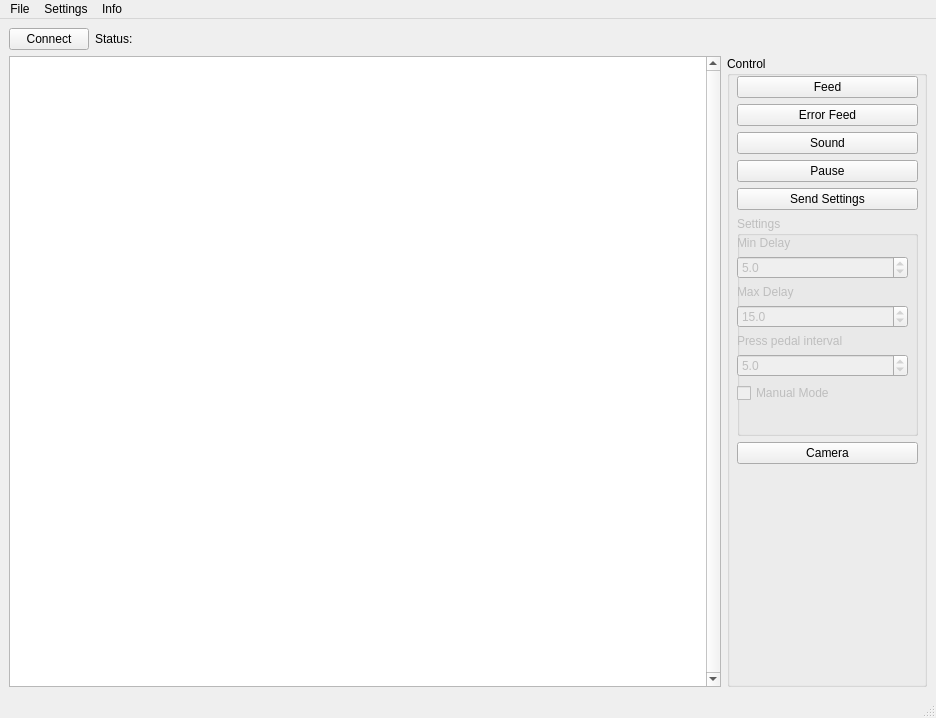
Old version of the form mainwindow.ui in the repository ByxoiPetrovi4/RabbitExperimentGUI.
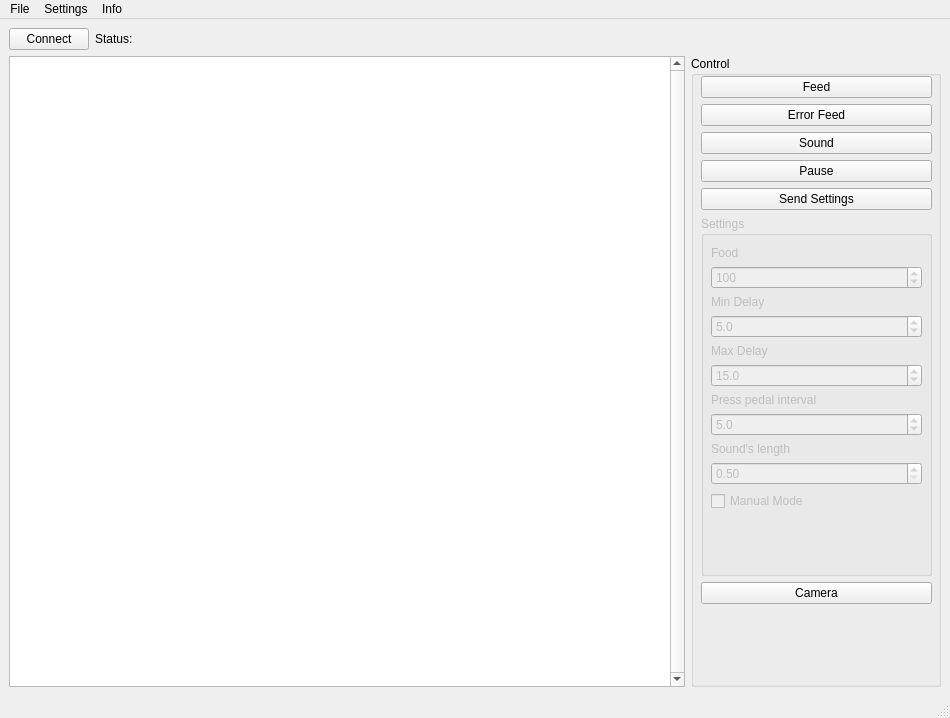
New version of the form.

Patch:
```diff
--- a/mainwindow.ui
+++ b/mainwindow.ui
@@ -6,7 +6,7 @@
    <rect>
     <x>0</x>
     <y>0</y>
-    <width>936</width>
+    <width>950</width>
     <height>718</height>
    </rect>
   </property>
@@ -65,11 +65,17 @@
         <item>
          <widget class="QPlainTextEdit" name="plainTextEdit">
           <property name="sizePolicy">
-           <sizepolicy hsizetype="Minimum" vsizetype="Expanding">
+           <sizepolicy hsizetype="Preferred" vsizetype="Expanding">
             <horstretch>80</horstretch>
-            <verstretch>0</verstretch>
+            <verstretch>80</verstretch>
            </sizepolicy>
           </property>
+          <property name="minimumSize">
+           <size>
+            <width>200</width>
+            <height>200</height>
+           </size>
+          </property>
           <property name="verticalScrollBarPolicy">
            <enum>Qt::ScrollBarAlwaysOn</enum>
           </property>
@@ -94,7 +100,7 @@
           </property>
           <property name="minimumSize">
            <size>
-            <width>200</width>
+            <width>250</width>
             <height>0</height>
            </size>
           </property>
@@ -106,7 +112,7 @@
             <rect>
              <x>10</x>
              <y>20</y>
-             <width>181</width>
+             <width>231</width>
              <height>658</height>
             </rect>
            </property>
@@ -160,7 +166,7 @@
               <property name="minimumSize">
                <size>
                 <width>0</width>
-                <height>220</height>
+                <height>360</height>
                </size>
               </property>
               <property name="maximumSize">
@@ -175,13 +181,30 @@
               <widget class="QWidget" name="verticalLayoutWidget_3">
                <property name="geometry">
                 <rect>
-                 <x>0</x>
-                 <y>20</y>
-                 <width>171</width>
-                 <height>196</height>
+                 <x>10</x>
+                 <y>30</y>
+                 <width>211</width>
+                 <height>321</height>
                 </rect>
                </property>
                <layout class="QVBoxLayout" name="verticalLayout_2">
+                <item>
+                 <widget class="QLabel" name="label">
+                  <property name="text">
+                   <string>Food</string>
+                  </property>
+                 </widget>
+                </item>
+                <item>
+                 <widget class="QSpinBox" name="foodSPBox">
+                  <property name="maximum">
+                   <number>126</number>
+                  </property>
+                  <property name="value">
+                   <number>100</number>
+                  </property>
+                 </widget>
+                </item>
                 <item>
                  <widget class="QLabel" name="commentMin">
                   <property name="text">
@@ -239,6 +262,26 @@
                   </property>
                  </widget>
                 </item>
+                <item>
+                 <widget class="QLabel" name="label_4">
+                  <property name="text">
+                   <string>Sound's length</string>
+                  </property>
+                 </widget>
+                </item>
+                <item>
+                 <widget class="QDoubleSpinBox" name="soundLengthSPBox">
+                  <property name="minimum">
+                   <double>0.500000000000000</double>
+                  </property>
+                  <property name="maximum">
+                   <double>5.000000000000000</double>
+                  </property>
+                  <property name="singleStep">
+                   <double>0.050000000000000</double>
+                  </property>
+                 </widget>
+                </item>
                 <item>
                  <widget class="QCheckBox" name="manualCheck">
                   <property name="text">
@@ -298,7 +341,7 @@
     <rect>
      <x>0</x>
      <y>0</y>
-     <width>936</width>
+     <width>950</width>
      <height>22</height>
     </rect>
    </property>
```
